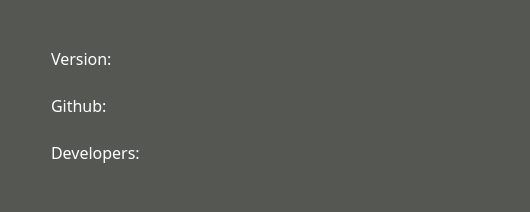
The window that dialogs/ui/infoDialog.ui (Lachie1011/YoloAnt) describes before a commit, drawn with Qt 5.
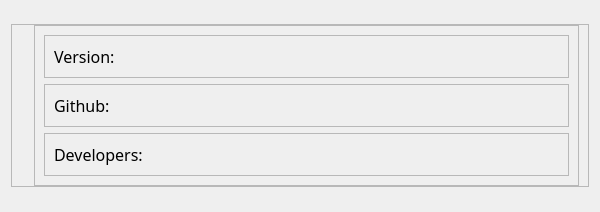
The same window after the commit. Icons and pictures are not drawn.

Patch:
```diff
--- a/dialogs/ui/infoDialog.ui
+++ b/dialogs/ui/infoDialog.ui
@@ -6,7 +6,7 @@
    <rect>
     <x>0</x>
     <y>0</y>
-    <width>530</width>
+    <width>600</width>
     <height>212</height>
    </rect>
   </property>
@@ -18,13 +18,13 @@
   </property>
   <property name="minimumSize">
    <size>
-    <width>530</width>
+    <width>600</width>
     <height>212</height>
    </size>
   </property>
   <property name="maximumSize">
    <size>
-    <width>530</width>
+    <width>600</width>
     <height>212</height>
    </size>
   </property>
@@ -32,8 +32,7 @@
    <string>About - YoloAnt</string>
   </property>
   <property name="styleSheet">
-   <string notr="true">background-color: rgb(85, 87, 83);
-color: rgb(255, 255, 255);</string>
+   <string notr="true"/>
   </property>
   <layout class="QHBoxLayout" name="horizontalLayout">
    <item>
@@ -45,7 +44,7 @@
       </sizepolicy>
      </property>
      <property name="styleSheet">
-      <string notr="true">border: 0;</string>
+      <string notr="true"/>
      </property>
      <property name="frameShape">
       <enum>QFrame::StyledPanel</enum>
@@ -91,7 +90,7 @@
          </size>
         </property>
         <property name="styleSheet">
-         <string notr="true">border: 0;</string>
+         <string notr="true"/>
         </property>
         <property name="frameShape">
          <enum>QFrame::StyledPanel</enum>
```
Left out of the diff: 2 changed lines with no effect on the pictures.
